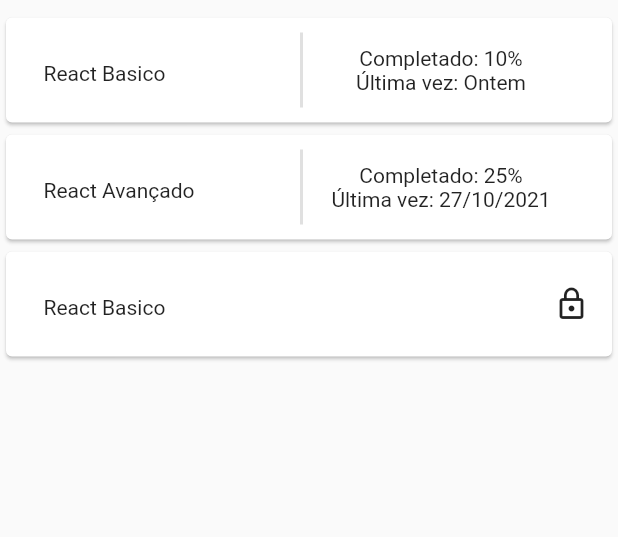
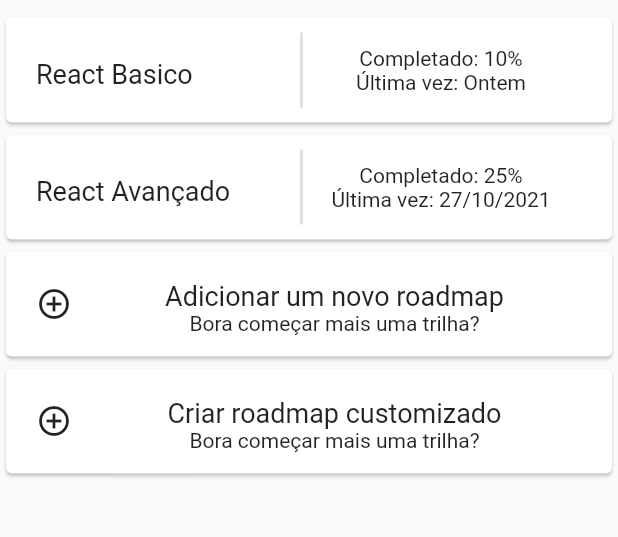
Before and after one commit to paulokiim/projeto-flutter, a Flutter app: the MyRoadmapsScreen screen opened by its route, on a phone screen of 412 x 824 dp, the part 44-581 px from its top. Run offline on Flutter 3.47's test engine with Material 2 defaults, Android fonts, the phone set to English and light mode, and no system bars.

Commit message:
Finished my roadmap page

```diff
--- a/lib/screens/my-roadmaps.dart
+++ b/lib/screens/my-roadmaps.dart
@@ -1,5 +1,5 @@
 import 'package:flutter/material.dart';
-import 'package:rp_project/widgets/card.dart';
+import 'package:rp_project/widgets/clickable_card.dart';
 import 'package:rp_project/widgets/header.dart';
 import 'package:rp_project/widgets/roadmap-progress.dart';
 
@@ -13,23 +13,31 @@ class MyRoadmapsScreen extends StatelessWidget {
           HeaderWidget(
             title: 'Meus Roadmaps',
           ),
-          CardWidget(
+          ClickableCardWidget(
             title: 'React Basico',
             sufixWidget: RoadmapProgressWidget(
               progress: '10%',
               checkpoint: 'Ontem',
             ),
           ),
-          CardWidget(
+          ClickableCardWidget(
             title: 'React Avançado',
             sufixWidget: RoadmapProgressWidget(
               progress: '25%',
               checkpoint: '27/10/2021',
             ),
           ),
-          CardWidget(
-            title: 'React Basico',
-            sufixWidget: Icon(Icons.lock_outline),
+          ClickableCardWidget(
+            title: 'Adicionar um novo roadmap',
+            prefixWidget: Icon(Icons.add_circle_outline_outlined),
+            sufixWidget: SizedBox(),
+            description: 'Bora começar mais uma trilha?',
+          ),
+          ClickableCardWidget(
+            title: 'Criar roadmap customizado',
+            prefixWidget: Icon(Icons.add_circle_outline_outlined),
+            sufixWidget: SizedBox(),
+            description: 'Bora começar mais uma trilha?',
           ),
         ],
       ),
--- a/lib/screens/roadmap.dart
+++ b/lib/screens/roadmap.dart
@@ -1,5 +1,5 @@
 import 'package:flutter/material.dart';
-import 'package:rp_project/widgets/card.dart';
+import 'package:rp_project/widgets/clickable_card.dart';
 import 'package:rp_project/widgets/header.dart';
 
 class RoadmapScreen extends StatelessWidget {
@@ -12,29 +12,26 @@ class RoadmapScreen extends StatelessWidget {
   @override
   Widget build(BuildContext context) {
     return Scaffold(
-      body: GestureDetector(
-        onTap: () {},
-        child: Column(
+      body: Column(
         crossAxisAlignment: CrossAxisAlignment.stretch,
         children: [
           HeaderWidget(
             title: 'Meus Roadmaps',
           ),
-            CardWidget(
+          ClickableCardWidget(
             title: 'React Basico',
             sufixWidget: Icon(Icons.check_circle_outline),
           ),
-            CardWidget(
-              title: 'React Basico',
+          ClickableCardWidget(
+            title: 'React Intermediario',
             sufixWidget: Icon(Icons.circle_outlined),
           ),
-            CardWidget(
-              title: 'React Basico',
+          ClickableCardWidget(
+            title: 'React Avançado',
             sufixWidget: Icon(Icons.lock_outline),
           ),
         ],
       ),
-      ),
     );
   }
 }
--- a/lib/screens/splash.dart
+++ b/lib/screens/splash.dart
@@ -9,7 +9,7 @@ class SplashScreen extends StatelessWidget {
     Timer(
       Duration(seconds: 3),
       () async {
-        Navigator.of(context).pushReplacementNamed(Routes.myRoadmapScreen);
+        Navigator.of(context).pushReplacementNamed(Routes.roadmapScreen);
       },
     );
 
--- a/assets/icons/ordenation/by_delivery_time.svg
+++ b/lib/widgets/clickable_card.dart
@@ -1,3 +1,62 @@
-<svg xmlns="http://www.w3.org/2000/svg" width="24" height="24" viewBox="0 0 24 24" fill="none" class="injected-svg" data-src="/static/images/icons/filter/sort-time.svg" xmlns:xlink="http://www.w3.org/1999/xlink">
-<path fill-rule="evenodd" clip-rule="evenodd" d="M9.43239 0.770386C8.9649 0.770386 8.58592 1.14936 8.58592 1.61686C8.58592 2.08435 8.9649 2.46333 9.43239 2.46333H11.1477V4.49905C6.36557 4.9312 2.604 8.94075 2.604 13.8394C2.604 19.0245 6.80903 23.2296 11.9942 23.2296C14.3004 23.2296 16.4115 22.398 18.0378 21.0199C18.3945 20.7177 18.4386 20.1836 18.1364 19.8269C17.8342 19.4702 17.3001 19.4261 16.9434 19.7283C15.6127 20.8558 13.8865 21.5366 11.9942 21.5366C7.74402 21.5366 4.29695 18.0895 4.29695 13.8394C4.29695 9.59211 7.75239 6.15341 12.0055 6.15341C16.2556 6.15341 19.7027 9.60048 19.7027 13.8507C19.7027 14.5884 19.5917 15.3007 19.3962 15.9898C19.2687 16.4396 19.5299 16.9076 19.9797 17.0351C20.4294 17.1627 20.8974 16.9015 21.025 16.4517C21.2584 15.6285 21.3957 14.7607 21.3957 13.8507C21.3957 8.94693 17.6347 4.91983 12.8406 4.49712V2.46333H14.5564C15.0239 2.46333 15.4028 2.08435 15.4028 1.61686C15.4028 1.14936 15.0239 0.770386 14.5564 0.770386H9.43239ZM12.8406 10.6346C12.8406 10.1671 12.4616 9.78811 11.9941 9.78811C11.5266 9.78811 11.1477 10.1671 11.1477 10.6346V14.3816C11.1477 14.8491 11.5266 15.2281 11.9941 15.2281H15.5493C16.0168 15.2281 16.3958 14.8491 16.3958 14.3816C16.3958 13.9141 16.0168 13.5352 15.5493 13.5352H12.8406V10.6346Z" fill="currentColor"></path>
-</svg>
+import 'package:flutter/material.dart';
+
+class ClickableCardWidget extends StatelessWidget {
+  final String title;
+  final Widget? sufixWidget;
+  final Widget? prefixWidget;
+  final String? description;
+
+  ClickableCardWidget(
+      {required this.title,
+      this.sufixWidget,
+      this.prefixWidget,
+      this.description});
+
+  @override
+  Widget build(BuildContext context) {
+    return Card(
+      child: InkWell(
+        onTap: () {},
+        child: SizedBox(
+          height: 70,
+          width: double.infinity,
+          child: Padding(
+            padding: const EdgeInsets.only(left: 10),
+            child: Row(
+              mainAxisAlignment: MainAxisAlignment.spaceBetween,
+              children: [
+                if (this.prefixWidget != null)
+                  Padding(
+                    padding: const EdgeInsets.only(left: 10, right: 5),
+                    child: this.prefixWidget,
+                  ),
+                Padding(
+                  padding: const EdgeInsets.only(left: 10, top: 5, right: 10),
+                  child: Column(
+                    mainAxisAlignment: MainAxisAlignment.center,
+                    children: [
+                      Text(
+                        this.title,
+                        style: TextStyle(fontSize: 18),
+                      ),
+                      if (this.description != null)
+                        Text((this.description) as String)
+                    ],
+                  ),
+                ),
+                if (this.sufixWidget != null)
+                  Padding(
+                    padding: const EdgeInsets.only(right: 15),
+                    child: Align(
+                      alignment: Alignment.centerRight,
+                      child: this.sufixWidget,
+                    ),
+                  )
+              ],
+            ),
+          ),
+        ),
+      ),
+    );
+  }
+}
```
Lines whose indentation alone changed are shown as unchanged.
